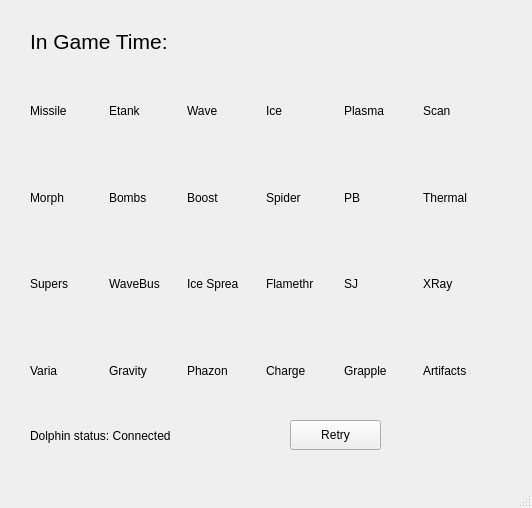
Above: mainwindow.ui from EthanArmbrust/mp-qt-tracker before the change. Below: the same form after it.
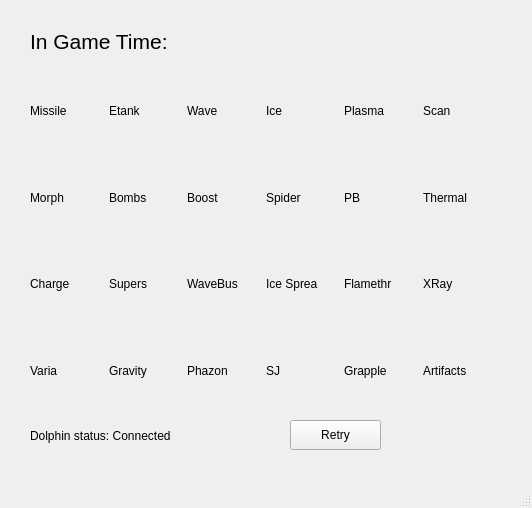
That is the form after the change.

Commit message: rearrange charge + space jump

What changed in the file:
```diff
--- a/mainwindow.ui
+++ b/mainwindow.ui
@@ -68,13 +68,6 @@
        </item>
       </layout>
      </item>
-     <item row="2" column="8">
-      <widget class="QLabel" name="item_24">
-       <property name="text">
-        <string>SJ</string>
-       </property>
-      </widget>
-     </item>
      <item row="1" column="6">
       <widget class="QLabel" name="item_13">
        <property name="text">
@@ -82,13 +75,6 @@
        </property>
       </widget>
      </item>
-     <item row="2" column="5">
-      <widget class="QLabel" name="item_22">
-       <property name="text">
-        <string>Ice Sprea</string>
-       </property>
-      </widget>
-     </item>
      <item row="3" column="10">
       <layout class="QGridLayout" name="artifact_layout">
        <item row="0" column="0">
@@ -107,13 +93,6 @@
        </property>
       </widget>
      </item>
-     <item row="3" column="6">
-      <widget class="QLabel" name="item_33">
-       <property name="text">
-        <string>Charge</string>
-       </property>
-      </widget>
-     </item>
      <item row="1" column="2">
       <widget class="QLabel" name="item_10">
        <property name="text">
@@ -181,13 +160,6 @@
        </property>
       </widget>
      </item>
-     <item row="2" column="6">
-      <widget class="QLabel" name="item_23">
-       <property name="text">
-        <string>Flamethr</string>
-       </property>
-      </widget>
-     </item>
      <item row="3" column="4">
       <widget class="QLabel" name="item_31">
        <property name="text">
@@ -195,13 +167,6 @@
        </property>
       </widget>
      </item>
-     <item row="2" column="2">
-      <widget class="QLabel" name="item_20">
-       <property name="text">
-        <string>Supers</string>
-       </property>
-      </widget>
-     </item>
      <item row="1" column="10">
       <widget class="QLabel" name="item_15">
        <property name="text">
@@ -209,13 +174,6 @@
        </property>
       </widget>
      </item>
-     <item row="2" column="4">
-      <widget class="QLabel" name="item_21">
-       <property name="text">
-        <string>WaveBus</string>
-       </property>
-      </widget>
-     </item>
      <item row="0" column="6">
       <widget class="QLabel" name="item_03">
        <property name="text">
@@ -241,6 +199,48 @@
        </item>
       </layout>
      </item>
+     <item row="2" column="8">
+      <widget class="QLabel" name="item_23">
+       <property name="text">
+        <string>Flamethr</string>
+       </property>
+      </widget>
+     </item>
+     <item row="2" column="6">
+      <widget class="QLabel" name="item_22">
+       <property name="text">
+        <string>Ice Sprea</string>
+       </property>
+      </widget>
+     </item>
+     <item row="2" column="5">
+      <widget class="QLabel" name="item_21">
+       <property name="text">
+        <string>WaveBus</string>
+       </property>
+      </widget>
+     </item>
+     <item row="2" column="4">
+      <widget class="QLabel" name="item_20">
+       <property name="text">
+        <string>Supers</string>
+       </property>
+      </widget>
+     </item>
+     <item row="2" column="2">
+      <widget class="QLabel" name="item_33">
+       <property name="text">
+        <string>Charge</string>
+       </property>
+      </widget>
+     </item>
+     <item row="3" column="6">
+      <widget class="QLabel" name="item_24">
+       <property name="text">
+        <string>SJ</string>
+       </property>
+      </widget>
+     </item>
     </layout>
    </widget>
    <widget class="QPushButton" name="retry_button">
```
The commit also changes 1 other file.
